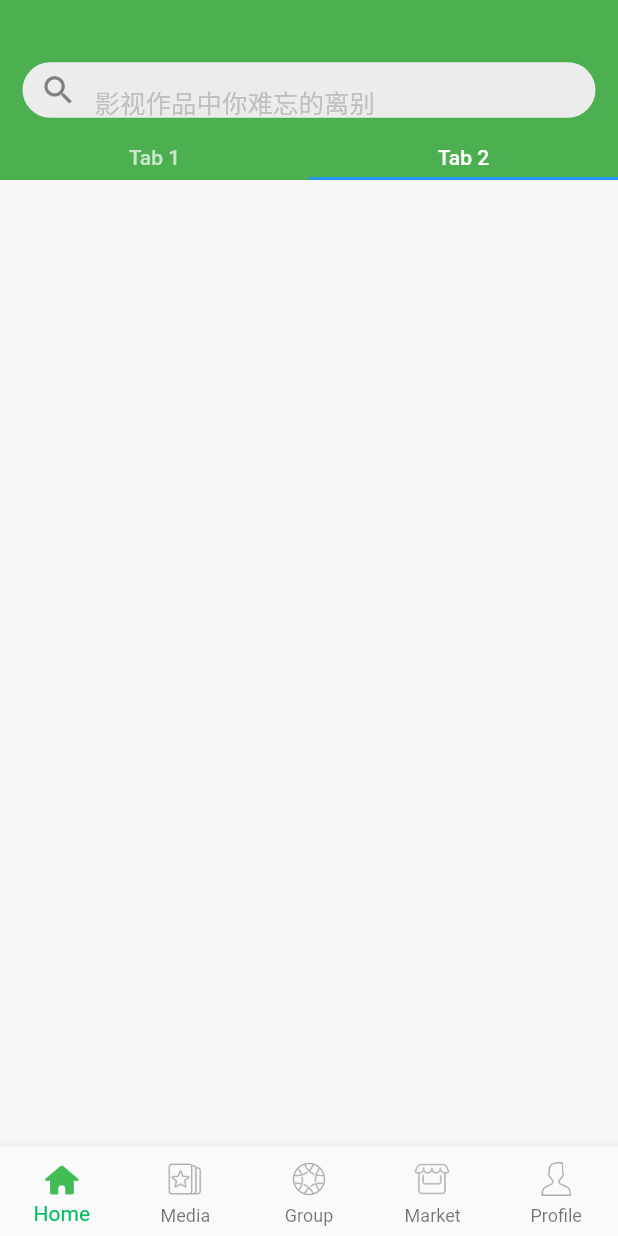
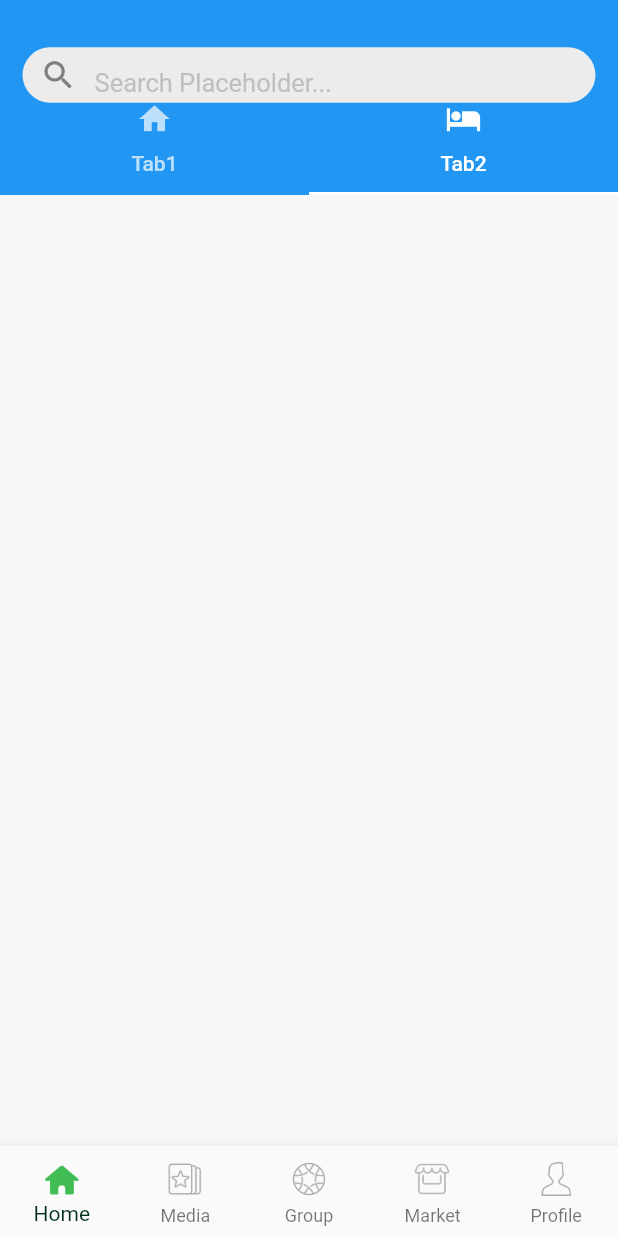
Before and after one commit to Harryyan/Flutter_whiteLabel, a Flutter app: the screen it shows after launch, on a phone screen of 412 x 824 dp. Run offline on Flutter 3.47's test engine with Material 2 defaults, Android fonts, the phone set to English and light mode, and no system bars.

Commit message:
add tab icons

```diff
--- a/white_label_project/lib/main.dart
+++ b/white_label_project/lib/main.dart
@@ -1,5 +1,7 @@
 import 'package:flutter/material.dart';
 import 'package:white_label_project/pages/splash/splash_widget.dart';
+
+import 'helpers/material_color_generator.dart';
 
 void main() {
   runApp(const WhiteLabelApp());
@@ -12,7 +14,7 @@ class WhiteLabelApp extends StatelessWidget {
   Widget build(BuildContext context) {
     return MaterialApp(
         debugShowCheckedModeBanner: false,
-        theme: ThemeData(primarySwatch: Colors.blue),
+        theme: ThemeData(primaryColor: Colors.lightBlue[800]),
         home: const Scaffold(body: SplashWidget()));
   }
 }
--- a/white_label_project/lib/pages/splash/container/container_page.dart
+++ b/white_label_project/lib/pages/splash/container/container_page.dart
@@ -19,7 +19,7 @@ class _ContainerPageState extends State<ContainerPage> {
   List<Widget> pages = [];
   List<BottomNavigationBarItem> itemList = [];
 
-  final defaultItemColor = Color.fromARGB(255, 125, 125, 125);
+  final defaultItemColor = const Color.fromARGB(255, 125, 125, 125);
 
   final tabItems = [
     _TabItem('Home', 'assets/images/ic_tab_home_active.png',
@@ -83,7 +83,7 @@ class _ContainerPageState extends State<ContainerPage> {
           _getPagesWidget(4)
         ],
       ),
-      backgroundColor: Color.fromARGB(255, 248, 248, 248),
+      backgroundColor: Color.fromARGB(255, 247, 247, 247),
       bottomNavigationBar: BottomNavigationBar(
         items: itemList,
         onTap: (int index) {
@@ -93,7 +93,7 @@ class _ContainerPageState extends State<ContainerPage> {
         },
         iconSize: 24,
         currentIndex: _currentIndex,
-        fixedColor: Color.fromARGB(255, 0, 188, 96),
+        fixedColor: Color.fromARGB(255, 1, 47, 25),
         type: BottomNavigationBarType.fixed,
       ),
     );
--- a/white_label_project/lib/pages/splash/home/home_page.dart
+++ b/white_label_project/lib/pages/splash/home/home_page.dart
@@ -10,7 +10,11 @@ class HomePage extends StatefulWidget {
 }
 
 class _HomePageState extends State<HomePage> {
-  final _tabs = <String>["Tab 1", "Tab 2"];
+  final _tabs = <String>['Tab1', 'Tab2'];
+  final Map<String, IconData> _icons = const {
+    'Tab1': Icons.home,
+    'Tab2': Icons.hotel
+  };
 
   @override
   Widget build(BuildContext context) {
@@ -36,27 +40,33 @@ class _HomePageState extends State<HomePage> {
                 flexibleSpace: FlexibleSpaceBar(
                   collapseMode: CollapseMode.pin,
                   background: Container(
-                    color: Colors.green,
+                    color: Colors.blue,
                     child: SearchTextFieldWidget(
-                      hintText: '影视作品中你难忘的离别',
-                      margin: const EdgeInsets.only(left: 15.0, right: 15.0),
+                      hintText: 'Search Placeholder...',
+                      margin: const EdgeInsets.only(
+                          left: 15.0, right: 15.0, bottom: 30.0),
                       onTab: () {
                         // MyRouter.push(context, MyRouter.searchPage, '影视作品中你难忘的离别');
                       },
                     ),
-                    alignment: Alignment(0.0, 0.0),
+                    alignment: const Alignment(0.0, 0.0),
                   ),
                 ),
                 bottom: TabBar(
-                  tabs: _tabs
-                      .map((String name) => Container(
-                            child: Text(
-                              name,
-                            ),
-                            padding: const EdgeInsets.only(bottom: 5.0),
-                          ))
-                      .toList(),
-                ),
+                    indicatorColor: Colors.white,
+                    tabs: _tabs
+                        // .map((String name) => Container(
+                        //       child: Text(
+                        //         name,
+                        //       ),
+                        //       padding: const EdgeInsets.only(bottom: 5.0),
+                        //     ))
+                        // .toList(),
+                        .map((name) => Tab(
+                              text: name,
+                              icon: Icon(_icons[name]),
+                            ))
+                        .toList()),
               ),
             ),
           ];
--- a/white_label_project/lib/pages/splash/splash_widget.dart
+++ b/white_label_project/lib/pages/splash/splash_widget.dart
@@ -24,7 +24,7 @@ class _SplashWidgeState extends State<SplashWidget> {
         Offstage(offstage: showAds, child: container),
         Offstage(
           child: Container(
-            color: Colors.white,
+            color: Colors.grey,
             child: Stack(
               children: <Widget>[
                 Align(
@@ -88,7 +88,7 @@ class _SplashWidgeState extends State<SplashWidget> {
                             child: Text(
                               'Hi,豆芽',
                               style: TextStyle(
-                                  color: Colors.green,
+                                  color: Colors.blue,
                                   fontSize: 30.0,
                                   fontWeight: FontWeight.bold),
                             ),
```
Also changed, not shown: white_label_project/lib/helpers/material_color_generator.dart (added, +23 -0 lines).
